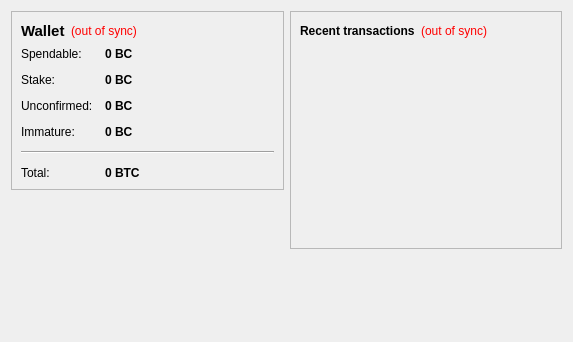
This is src/qt/forms/overviewpage.ui in bogatyrov/valorbit as Qt 5 draws it before an edit. The edited form follows.
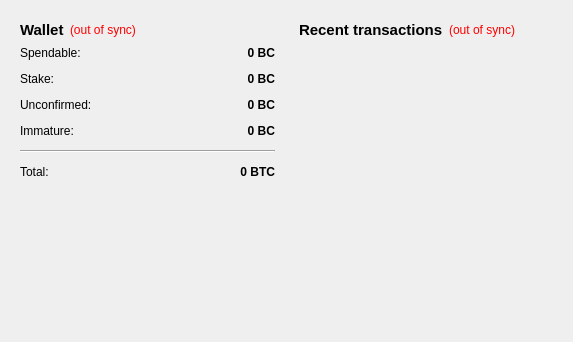
This is the edited form.

The edit to the form file:
```diff
--- a/src/qt/forms/overviewpage.ui
+++ b/src/qt/forms/overviewpage.ui
@@ -17,13 +17,7 @@
    <item>
     <layout class="QVBoxLayout" name="verticalLayout_2">
      <item>
-      <widget class="QFrame" name="frame">
-       <property name="frameShape">
-        <enum>QFrame::StyledPanel</enum>
-       </property>
-       <property name="frameShadow">
-        <enum>QFrame::Raised</enum>
-       </property>
+      <widget class="QWidget" name="widget" native="true">
        <layout class="QVBoxLayout" name="verticalLayout_4">
         <item>
          <layout class="QHBoxLayout" name="horizontalLayout_4">
@@ -107,6 +101,9 @@
             <property name="text">
              <string notr="true">0 BC</string>
             </property>
+            <property name="alignment">
+             <set>Qt::AlignRight|Qt::AlignTrailing|Qt::AlignVCenter</set>
+            </property>
             <property name="textInteractionFlags">
              <set>Qt::LinksAccessibleByMouse|Qt::TextSelectableByKeyboard|Qt::TextSelectableByMouse</set>
             </property>
@@ -136,6 +133,9 @@
             <property name="text">
              <string notr="true">0 BC</string>
             </property>
+            <property name="alignment">
+             <set>Qt::AlignRight|Qt::AlignTrailing|Qt::AlignVCenter</set>
+            </property>
             <property name="textInteractionFlags">
              <set>Qt::LinksAccessibleByMouse|Qt::TextSelectableByKeyboard|Qt::TextSelectableByMouse</set>
             </property>
@@ -165,6 +165,9 @@
             <property name="text">
              <string notr="true">0 BC</string>
             </property>
+            <property name="alignment">
+             <set>Qt::AlignRight|Qt::AlignTrailing|Qt::AlignVCenter</set>
+            </property>
             <property name="textInteractionFlags">
              <set>Qt::LinksAccessibleByMouse|Qt::TextSelectableByKeyboard|Qt::TextSelectableByMouse</set>
             </property>
@@ -191,6 +194,9 @@
             <property name="text">
              <string notr="true">0 BC</string>
             </property>
+            <property name="alignment">
+             <set>Qt::AlignRight|Qt::AlignTrailing|Qt::AlignVCenter</set>
+            </property>
             <property name="textInteractionFlags">
              <set>Qt::LinksAccessibleByMouse|Qt::TextSelectableByKeyboard|Qt::TextSelectableByMouse</set>
             </property>
@@ -227,6 +233,9 @@
             <property name="text">
              <string notr="true">0 BTC</string>
             </property>
+            <property name="alignment">
+             <set>Qt::AlignRight|Qt::AlignTrailing|Qt::AlignVCenter</set>
+            </property>
             <property name="textInteractionFlags">
              <set>Qt::LinksAccessibleByMouse|Qt::TextSelectableByKeyboard|Qt::TextSelectableByMouse</set>
             </property>
@@ -255,18 +264,19 @@
    <item>
     <layout class="QVBoxLayout" name="verticalLayout_3">
      <item>
-      <widget class="QFrame" name="frame_2">
-       <property name="frameShape">
-        <enum>QFrame::StyledPanel</enum>
-       </property>
-       <property name="frameShadow">
-        <enum>QFrame::Raised</enum>
-       </property>
+      <widget class="QWidget" name="widget_2" native="true">
        <layout class="QVBoxLayout" name="verticalLayout">
         <item>
          <layout class="QHBoxLayout" name="horizontalLayout_2">
           <item>
            <widget class="QLabel" name="label_4">
+            <property name="font">
+             <font>
+              <pointsize>11</pointsize>
+              <weight>75</weight>
+              <bold>true</bold>
+             </font>
+            </property>
             <property name="text">
              <string>&lt;b&gt;Recent transactions&lt;/b&gt;</string>
             </property>
@@ -325,19 +335,6 @@
        </layout>
       </widget>
      </item>
-     <item>
-      <spacer name="verticalSpacer_2">
-       <property name="orientation">
-        <enum>Qt::Vertical</enum>
-       </property>
-       <property name="sizeHint" stdset="0">
-        <size>
-         <width>20</width>
-         <height>40</height>
-        </size>
-       </property>
-      </spacer>
-     </item>
     </layout>
    </item>
   </layout>
```
